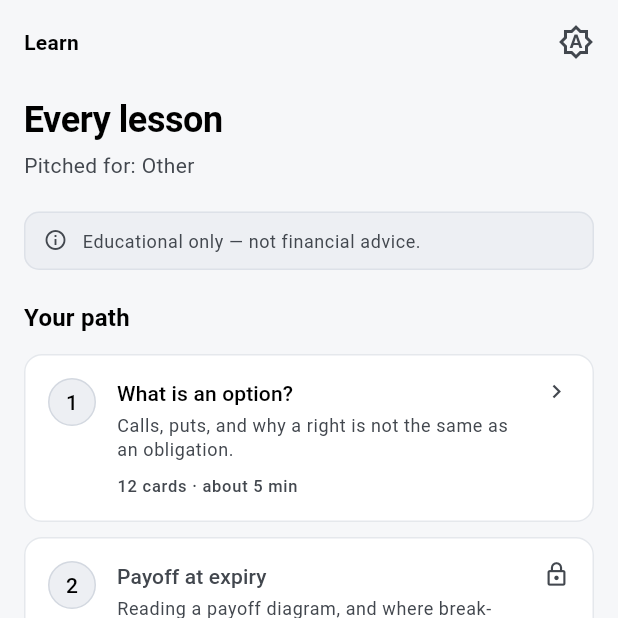
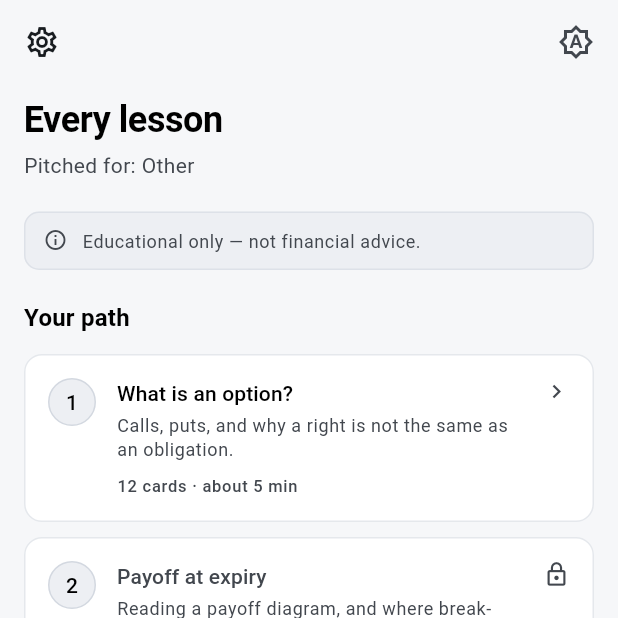
Before and after one commit to LaserMonke/kristalApp, a Flutter app: the LearnScreen screen opened by its route, after a tap on an icon or button, on a phone screen of 412 x 824 dp, the top half of it. Run offline on Flutter 3.47's test engine with Material 3 defaults, Android fonts, the phone set to English and light mode, and no system bars; our stand-ins replace flutter_dotenv, flutter_local_notifications, flutter_riverpod, flutter_timezone, go_router, shared_preferences and 2 more; accounts and stored records are empty.

Commit message:
Settings reachable from every tab; drop tab titles and Home greeting
- Add a reusable SettingsButton and place it as the app-bar leading on
  Home, Learn, Sandbox and Ranks, so Settings is one tap away from any
  tab rather than only Home.
- Remove the 'Learn' / 'Sandbox' / 'Ranks' app-bar titles.
- Remove the Home greeting block (avatar, welcome line, education level),
  and the now-unused user read and imports.

Co-Authored-By: Claude Opus 4.8 <noreply@anthropic.com>

```diff
--- /dev/null
+++ b/lib/core/widgets/settings_button.dart
@@ -0,0 +1,22 @@
+import 'package:flutter/material.dart';
+import 'package:go_router/go_router.dart';
+
+import '../router/app_router.dart';
+
+/// App-bar button opening the Settings screen (`Routes.profile`).
+///
+/// Lives as the leading widget on every tab's app bar so Settings — the
+/// disclaimers, the data-collection notice and sign-out — is always one tap
+/// away, not only from Home.
+class SettingsButton extends StatelessWidget {
+  const SettingsButton({super.key});
+
+  @override
+  Widget build(BuildContext context) {
+    return IconButton(
+      icon: const Icon(Icons.settings_outlined),
+      tooltip: 'Settings',
+      onPressed: () => context.push(Routes.profile),
+    );
+  }
+}
--- a/lib/features/leaderboard/leaderboard_screen.dart
+++ b/lib/features/leaderboard/leaderboard_screen.dart
@@ -1,6 +1,7 @@
 import 'package:flutter/material.dart';
 import 'package:flutter_riverpod/flutter_riverpod.dart';
 
+import '../../core/widgets/settings_button.dart';
 import '../../core/widgets/theme_toggle_button.dart';
 import '../../data/models/leaderboard.dart';
 import '../../providers/leaderboard_providers.dart';
@@ -28,7 +29,7 @@ class LeaderboardScreen extends ConsumerWidget {
 
     return Scaffold(
       appBar: AppBar(
-        title: const Text('Ranks'),
+        leading: const SettingsButton(),
         actions: const <Widget>[ThemeToggleButton(), SizedBox(width: 4)],
       ),
       body: Column(
--- a/lib/features/learn/learn_screen.dart
+++ b/lib/features/learn/learn_screen.dart
@@ -5,6 +5,7 @@ import 'package:go_router/go_router.dart';
 import '../../core/router/app_router.dart';
 import '../../core/theme/app_colors.dart';
 import '../../core/widgets/disclaimer_text.dart';
+import '../../core/widgets/settings_button.dart';
 import '../../core/widgets/theme_toggle_button.dart';
 import '../../data/models/app_user.dart';
 import '../../providers/auth_controller.dart';
@@ -22,7 +23,7 @@ class LearnScreen extends ConsumerWidget {
 
     return Scaffold(
       appBar: AppBar(
-        title: const Text('Learn'),
+        leading: const SettingsButton(),
         actions: <Widget>[const ThemeToggleButton(), const SizedBox(width: 4)],
       ),
       body: ListView(
--- a/lib/features/sandbox/sandbox_screen.dart
+++ b/lib/features/sandbox/sandbox_screen.dart
@@ -1,6 +1,7 @@
 import 'package:flutter/material.dart';
 import 'package:flutter_riverpod/flutter_riverpod.dart';
 
+import '../../core/widgets/settings_button.dart';
 import '../../core/widgets/theme_toggle_button.dart';
 import '../../providers/lesson_providers.dart';
 import '../../providers/sandbox_tutorial_controller.dart';
@@ -44,7 +45,7 @@ class _SandboxScreenState extends ConsumerState<SandboxScreen> {
       length: 2,
       child: Scaffold(
         appBar: AppBar(
-          title: const Text('Sandbox'),
+          leading: const SettingsButton(),
           actions: <Widget>[
             IconButton(
               tooltip: 'How the Sandbox works',
```
Also changed, not shown: lib/features/home/home_screen.dart (+2 -59 lines).
